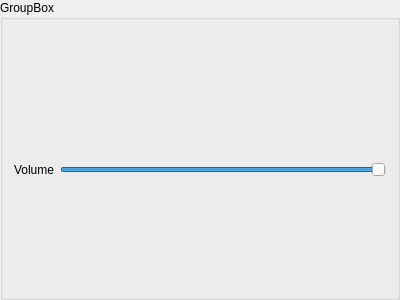
Before: the Qt Designer form src/mdptvp/media/mediainfobox.ui in rlerm/mdpt_vp, drawn with Qt 5.
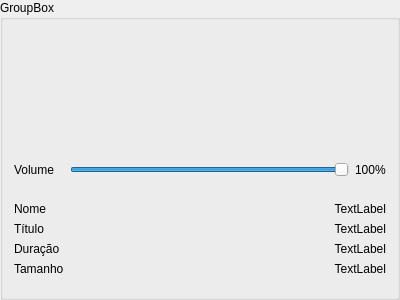
After: the same form once the commit is applied. Custom widgets are drawn as their Qt base class.

Commit message: Implements the file information UI.

```diff
--- a/src/mdptvp/media/mediainfobox.ui
+++ b/src/mdptvp/media/mediainfobox.ui
@@ -22,26 +22,127 @@
    </item>
    <item>
     <layout class="QFormLayout" name="formLayout">
-     <item row="0" column="1">
-      <widget class="VlcWidgetVolumeSlider" name="volume_widget_">
-       <property name="maximum">
-        <number>100</number>
-       </property>
-       <property name="value">
-        <number>100</number>
-       </property>
-       <property name="orientation">
-        <enum>Qt::Horizontal</enum>
-       </property>
-      </widget>
-     </item>
-     <item row="0" column="0">
-      <widget class="QLabel" name="label">
+     <property name="fieldGrowthPolicy">
+      <enum>QFormLayout::AllNonFixedFieldsGrow</enum>
+     </property>
+     <item row="2" column="0">
+      <widget class="QLabel" name="volume_label_">
        <property name="text">
         <string>Volume</string>
        </property>
       </widget>
      </item>
+     <item row="2" column="1">
+      <layout class="QHBoxLayout" name="horizontalLayout">
+       <item>
+        <widget class="VlcWidgetVolumeSlider" name="volume_widget_">
+         <property name="maximum">
+          <number>100</number>
+         </property>
+         <property name="value">
+          <number>100</number>
+         </property>
+         <property name="orientation">
+          <enum>Qt::Horizontal</enum>
+         </property>
+         <property name="invertedAppearance">
+          <bool>false</bool>
+         </property>
+        </widget>
+       </item>
+       <item>
+        <widget class="QLabel" name="volume_display_">
+         <property name="text">
+          <string>100%</string>
+         </property>
+        </widget>
+       </item>
+      </layout>
+     </item>
+     <item row="4" column="0">
+      <widget class="QLabel" name="filename_label_">
+       <property name="text">
+        <string>Nome</string>
+       </property>
+      </widget>
+     </item>
+     <item row="4" column="1">
+      <widget class="QLabel" name="filename_display_">
+       <property name="text">
+        <string>TextLabel</string>
+       </property>
+       <property name="alignment">
+        <set>Qt::AlignRight|Qt::AlignTrailing|Qt::AlignVCenter</set>
+       </property>
+      </widget>
+     </item>
+     <item row="5" column="0">
+      <widget class="QLabel" name="title_label_">
+       <property name="text">
+        <string>Título</string>
+       </property>
+      </widget>
+     </item>
+     <item row="5" column="1">
+      <widget class="QLabel" name="title_display_">
+       <property name="text">
+        <string>TextLabel</string>
+       </property>
+       <property name="alignment">
+        <set>Qt::AlignRight|Qt::AlignTrailing|Qt::AlignVCenter</set>
+       </property>
+      </widget>
+     </item>
+     <item row="6" column="0">
+      <widget class="QLabel" name="length_label_">
+       <property name="text">
+        <string>Duração</string>
+       </property>
+      </widget>
+     </item>
+     <item row="6" column="1">
+      <widget class="QLabel" name="length_display_">
+       <property name="text">
+        <string>TextLabel</string>
+       </property>
+       <property name="alignment">
+        <set>Qt::AlignRight|Qt::AlignTrailing|Qt::AlignVCenter</set>
+       </property>
+      </widget>
+     </item>
+     <item row="7" column="0">
+      <widget class="QLabel" name="size_label_">
+       <property name="text">
+        <string>Tamanho</string>
+       </property>
+      </widget>
+     </item>
+     <item row="7" column="1">
+      <widget class="QLabel" name="size_display_">
+       <property name="text">
+        <string>TextLabel</string>
+       </property>
+       <property name="alignment">
+        <set>Qt::AlignRight|Qt::AlignTrailing|Qt::AlignVCenter</set>
+       </property>
+      </widget>
+     </item>
+     <item row="3" column="0">
+      <spacer name="verticalSpacer">
+       <property name="orientation">
+        <enum>Qt::Vertical</enum>
+       </property>
+       <property name="sizeType">
+        <enum>QSizePolicy::Fixed</enum>
+       </property>
+       <property name="sizeHint" stdset="0">
+        <size>
+         <width>20</width>
+         <height>13</height>
+        </size>
+       </property>
+      </spacer>
+     </item>
     </layout>
    </item>
   </layout>
```
The commit also changes 2 other files.
